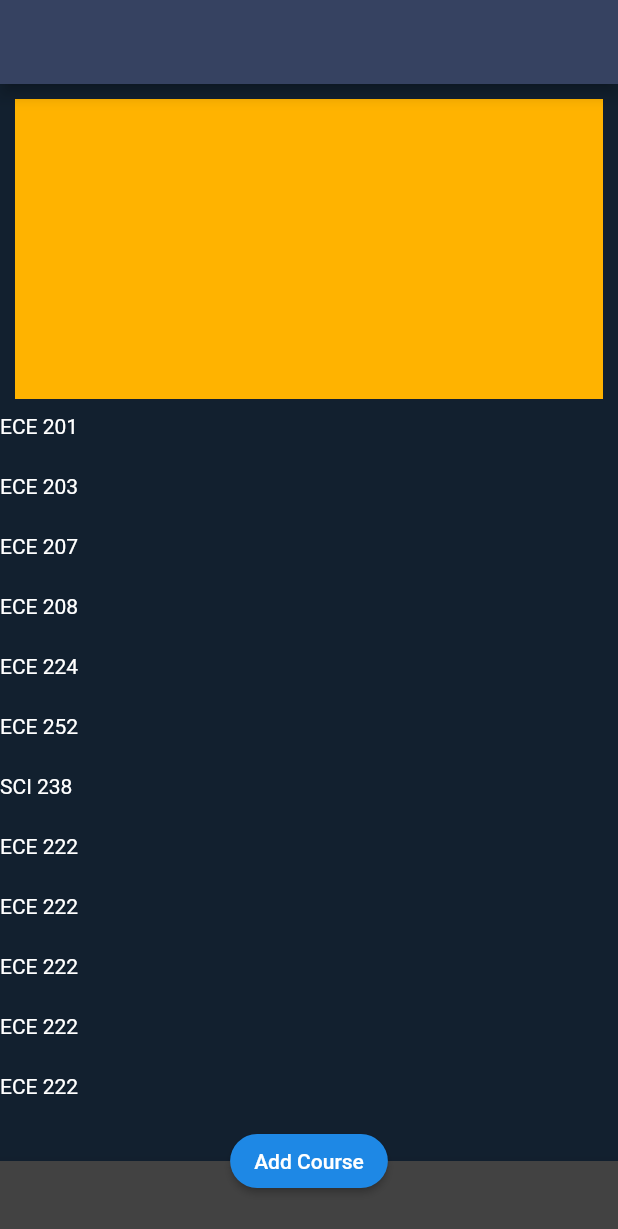
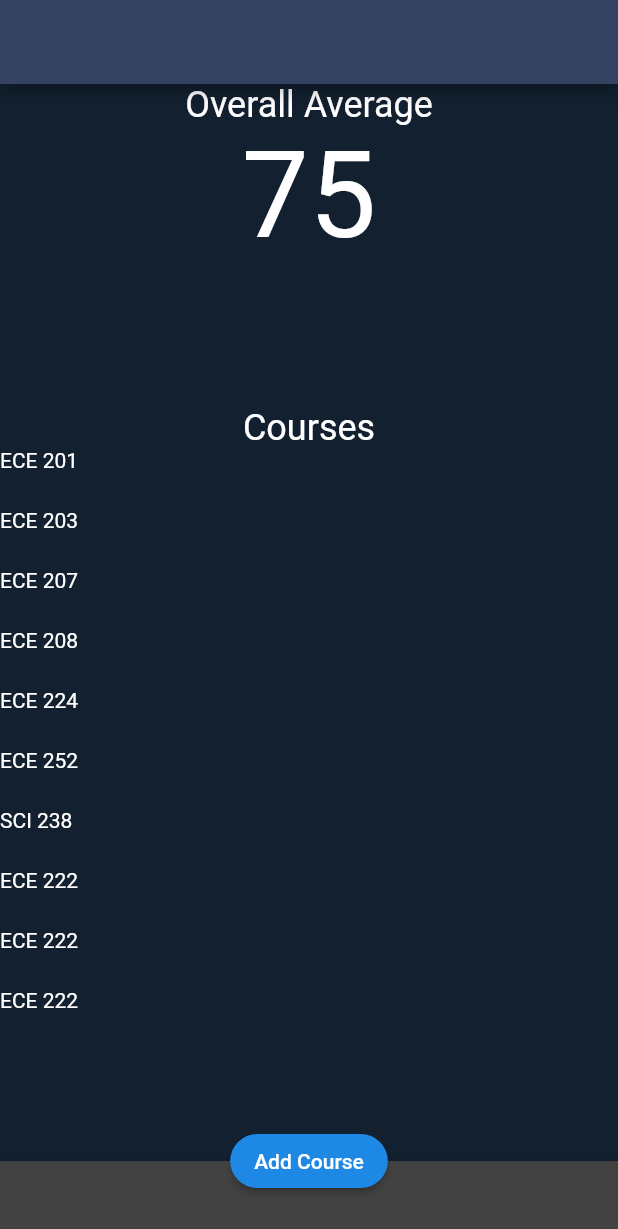
Before and after one commit to AnthonyH93/Tracademic, a Flutter app: the screen it shows after launch, on a phone screen of 412 x 824 dp. Shown: the top 1229 px of the screen. Run offline on Flutter 3.47's test engine with Material 2 defaults, Android fonts, the phone set to English and light mode, and no system bars; missing offline and left inert: draw_graph.

Commit message:
Fixed scrolling issue

```diff
--- a/tracademic_app/lib/Courses.dart
+++ b/tracademic_app/lib/Courses.dart
@@ -8,16 +8,19 @@ class CoursesPage extends StatefulWidget {
 
 class _CoursesPageState extends State<CoursesPage> {
   @override
-  final List<String> courses = <String>['ECE 201', 'ECE 203', 'ECE 207', 'ECE 208', 'ECE 224', 'ECE 252', 'SCI 238', 'ECE 222', 'ECE 222', 'ECE 222', 'ECE 222', 'ECE 222'];
+  final List<String> courses = <String>['ECE 201', 'ECE 203', 'ECE 207', 'ECE 208', 'ECE 224', 'ECE 252', 'SCI 238', 'ECE 222', 'ECE 222', 'ECE 222'];
   Widget build(BuildContext context) {
     Widget averageSection = Container(
-      margin: const EdgeInsets.all(10.0),
-      color: Colors.amber[600],
-      height: 200,
+      height: 215,
+      child: Column(
+        children: <Widget>[
+          Text("Overall Average", style: TextStyle(fontSize: 24, color: Colors.white)),
+          Text("75", style: TextStyle(fontSize: 80))
+        ]
+      ),
     );
     Widget coursesSection = Container(
       child: ListView.builder(
-        shrinkWrap: true,
         itemCount: courses.length,
         itemBuilder: (BuildContext context, int index) {
           return Container(
@@ -31,7 +34,8 @@ class _CoursesPageState extends State<CoursesPage> {
       body: Column(
         children: <Widget>[
           averageSection,
-          coursesSection
+          Text("Courses", style: TextStyle(fontSize: 24, color: Colors.white)),
+          new Expanded(child: coursesSection)
         ],
       ),
       bottomNavigationBar: BottomAppBar(
```
